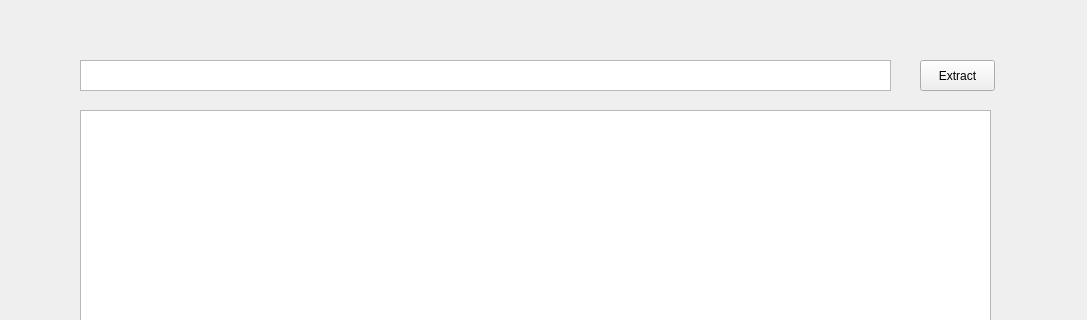
Qt form Programs/extract_financial_interface/extract_zip.ui (Xtalism/human-machine-interfaces-python) before a commit; both pictures show x 0 to 1087 and y 0 to 320 of the 1087 by 877 pixel window.
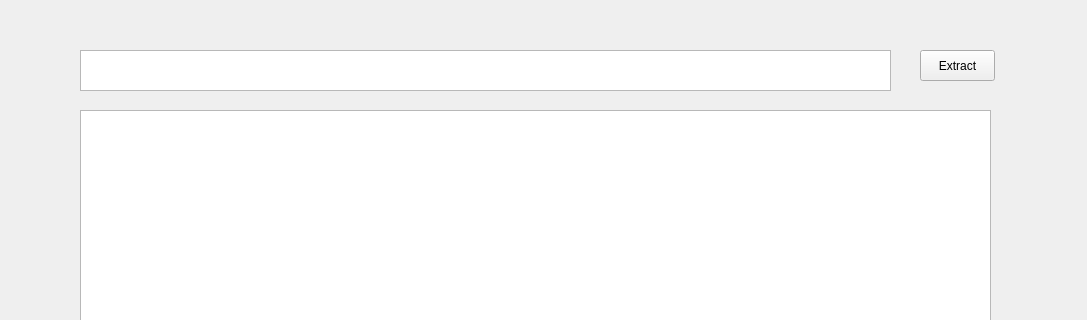
The same form after that commit.

Commit message: added extract excel

What changed in the file:
```diff
--- a/Programs/extract_financial_interface/extract_zip.ui
+++ b/Programs/extract_financial_interface/extract_zip.ui
@@ -28,9 +28,9 @@
     <property name="geometry">
      <rect>
       <x>80</x>
-      <y>60</y>
+      <y>50</y>
       <width>811</width>
-      <height>31</height>
+      <height>41</height>
      </rect>
     </property>
    </widget>
@@ -38,7 +38,7 @@
     <property name="geometry">
      <rect>
       <x>920</x>
-      <y>60</y>
+      <y>50</y>
       <width>75</width>
       <height>31</height>
      </rect>
```
The commit also changes 5 other files.
